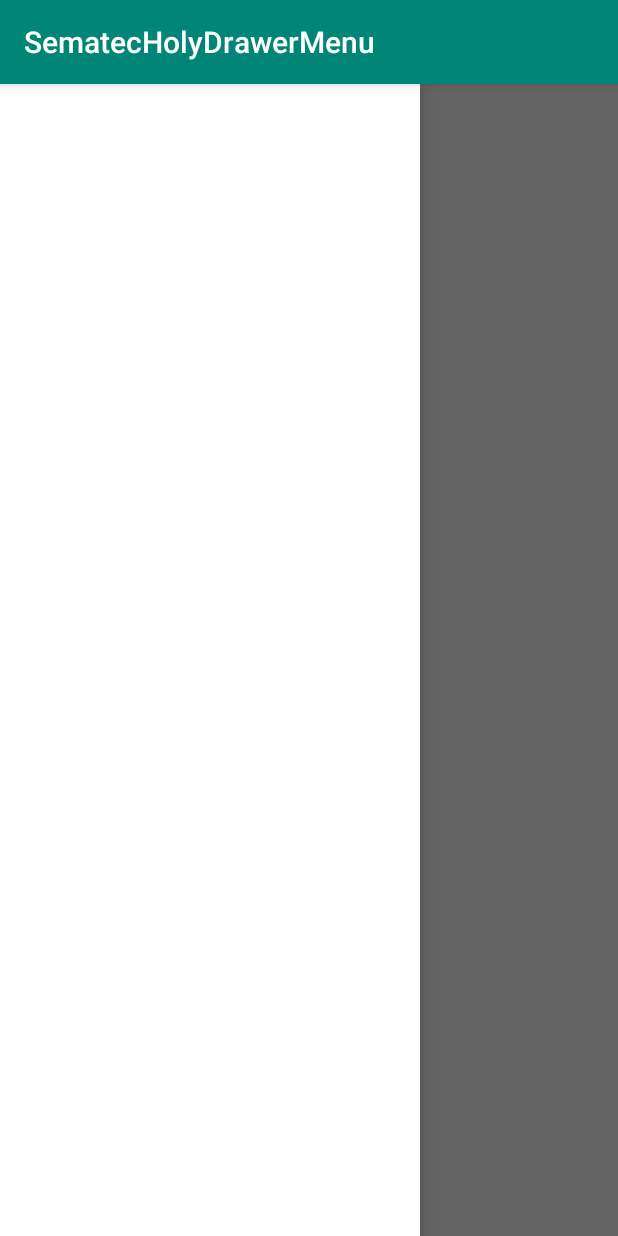
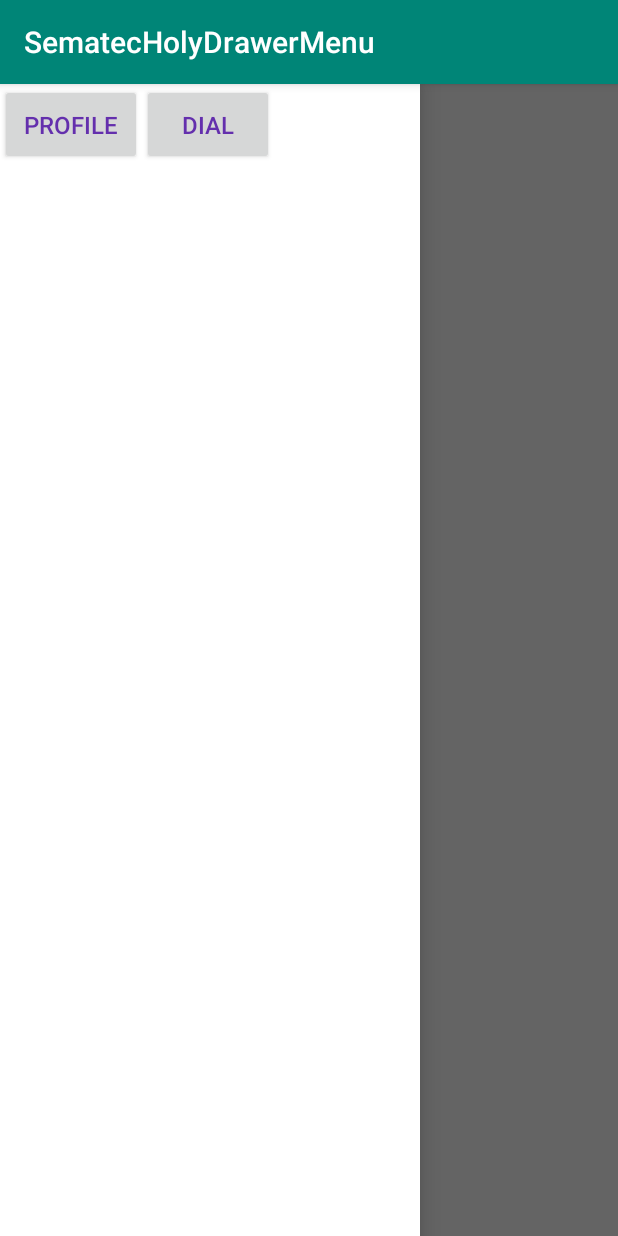
Before and after one commit to holymoon/SematecHolyDrawerMenu, an Android app: the screen it shows after launch (MainActivity), with the side drawer open, on a phone screen of 412 x 824 dp. Run offline under Robolectric (Android 15) with nearby library versions, the phone set to English and light mode, and no system bars.

Commit message:
add recycleradapter and set it

```diff
--- /dev/null
+++ b/app/src/main/java/com/example/sematecholydrawermenu/HolyRecyclerAdapter.java
@@ -0,0 +1,49 @@
+package com.example.sematecholydrawermenu;
+
+import android.view.LayoutInflater;
+import android.view.View;
+import android.view.ViewGroup;
+import android.widget.Button;
+
+import androidx.annotation.NonNull;
+import androidx.recyclerview.widget.RecyclerView;
+
+public class HolyRecyclerAdapter  extends RecyclerView.Adapter<HolyRecyclerAdapter.HolyRecyclerViewHolder> {
+
+
+    @NonNull
+    @Override
+    public HolyRecyclerViewHolder onCreateViewHolder(@NonNull ViewGroup parent, int viewType) {
+        View v = LayoutInflater.from(parent.getContext()).inflate(R.layout.recycler_item,parent,false);
+        HolyRecyclerViewHolder holder = new HolyRecyclerViewHolder(v);
+        return holder;
+    }
+
+    @Override
+    public void onBindViewHolder(@NonNull HolyRecyclerViewHolder holder, int position) {
+        switch(position){
+            case 0:
+            holder.btnProfile.setText("PROFILE");
+            break;
+            case 1:
+            holder.btnDial.setText("DIAL");
+            break;
+        }
+    }
+
+    @Override
+    public int getItemCount() {
+        return 1;
+    }
+
+    class HolyRecyclerViewHolder extends RecyclerView.ViewHolder{
+        Button btnProfile;
+        Button btnDial;
+        public HolyRecyclerViewHolder(@NonNull View itemView) {
+            super(itemView);
+           btnProfile = itemView.findViewById(R.id.btnProfile);
+           btnDial = itemView.findViewById(R.id.btnDial);
+
+        }
+    }
+}
--- a/app/src/main/java/com/example/sematecholydrawermenu/MainActivity.java
+++ b/app/src/main/java/com/example/sematecholydrawermenu/MainActivity.java
@@ -3,6 +3,7 @@ package com.example.sematecholydrawermenu;
 import androidx.appcompat.app.AppCompatActivity;
 import androidx.core.view.GravityCompat;
 import androidx.drawerlayout.widget.DrawerLayout;
+import androidx.recyclerview.widget.LinearLayoutManager;
 import androidx.recyclerview.widget.RecyclerView;
 
 import android.os.Bundle;
@@ -28,6 +29,9 @@ public class MainActivity extends AppCompatActivity {
             }
         });
         RecyclerView recycler = findViewById(R.id.recycler);
+        HolyRecyclerAdapter adapter = new HolyRecyclerAdapter();
+        recycler.setAdapter(adapter);
+        recycler.setLayoutManager(new LinearLayoutManager(MainActivity.this,RecyclerView.VERTICAL,false));
 
     }
 }
--- a/app/src/main/res/layout/recycler_item.xml
+++ b/app/src/main/res/layout/recycler_item.xml
@@ -1,6 +1,23 @@
 <?xml version="1.0" encoding="utf-8"?>
 <LinearLayout xmlns:android="http://schemas.android.com/apk/res/android"
-    android:orientation="vertical" android:layout_width="match_parent"
-    android:layout_height="match_parent">
-
+    xmlns:tools="http://schemas.android.com/tools"
+    android:layout_width="match_parent"
+    android:layout_height="wrap_content"
+    tools:context=".MainActivity">
+    <Button
+        android:layout_width="wrap_content"
+        android:layout_height="wrap_content"
+        android:text="PROFILE"
+        android:textColor="@color/colorPurple"
+        android:textSize="16sp"
+        android:padding="16dp"
+        android:id="@+id/btnProfile"/>
+    <Button
+        android:layout_width="wrap_content"
+        android:textColor="@color/colorPurple"
+        android:layout_height="wrap_content"
+        android:text="DIAL"
+        android:textSize="16sp"
+        android:padding="16dp"
+        android:id="@+id/btnDial"/>
 </LinearLayout>
```
